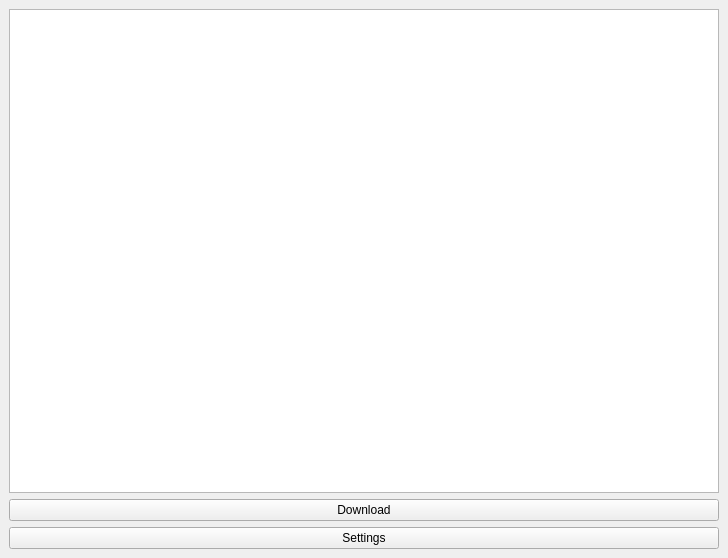
This is ui/main.ui in cra9had/task as Qt 5 draws it before an edit. The edited form follows.
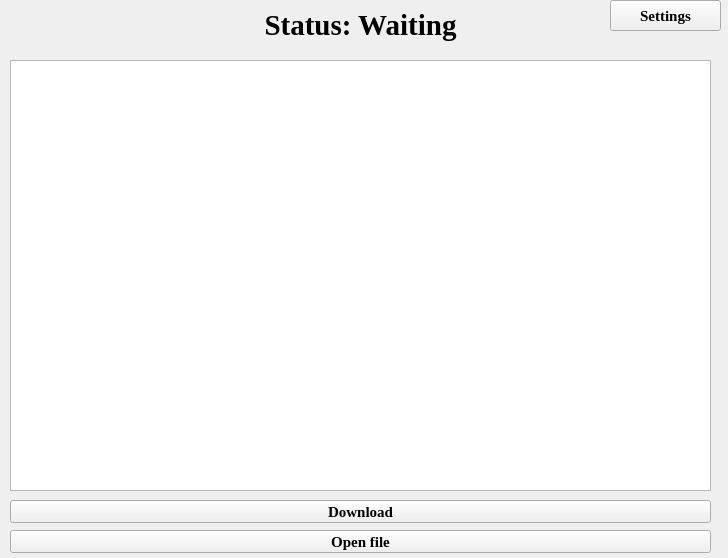
This is the edited form.

```diff
--- a/ui/main.ui
+++ b/ui/main.ui
@@ -14,9 +14,15 @@
    <string>MainWindow</string>
   </property>
   <widget class="QWidget" name="centralwidget">
-   <layout class="QVBoxLayout" name="verticalLayout">
-    <item>
      <widget class="QTreeWidget" name="treeWidget">
+    <property name="geometry">
+     <rect>
+      <x>10</x>
+      <y>60</y>
+      <width>701</width>
+      <height>431</height>
+     </rect>
+    </property>
       <attribute name="headerVisible">
        <bool>false</bool>
       </attribute>
@@ -26,22 +32,93 @@
        </property>
       </column>
      </widget>
-    </item>
-    <item>
      <widget class="QPushButton" name="download_btn">
+    <property name="geometry">
+     <rect>
+      <x>10</x>
+      <y>500</y>
+      <width>701</width>
+      <height>23</height>
+     </rect>
+    </property>
+    <property name="font">
+     <font>
+      <family>Times New Roman</family>
+      <pointsize>11</pointsize>
+      <weight>75</weight>
+      <bold>true</bold>
+     </font>
+    </property>
       <property name="text">
        <string>Download</string>
       </property>
      </widget>
-    </item>
-    <item>
      <widget class="QPushButton" name="setting_btn">
+    <property name="geometry">
+     <rect>
+      <x>610</x>
+      <y>0</y>
+      <width>111</width>
+      <height>31</height>
+     </rect>
+    </property>
+    <property name="font">
+     <font>
+      <family>Times New Roman</family>
+      <pointsize>11</pointsize>
+      <weight>75</weight>
+      <bold>true</bold>
+     </font>
+    </property>
       <property name="text">
        <string>Settings</string>
       </property>
      </widget>
-    </item>
-   </layout>
+   <widget class="QLabel" name="status_label">
+    <property name="geometry">
+     <rect>
+      <x>110</x>
+      <y>0</y>
+      <width>501</width>
+      <height>51</height>
+     </rect>
+    </property>
+    <property name="font">
+     <font>
+      <family>Times New Roman</family>
+      <pointsize>22</pointsize>
+      <weight>75</weight>
+      <bold>true</bold>
+     </font>
+    </property>
+    <property name="text">
+     <string>Status: Waiting</string>
+    </property>
+    <property name="alignment">
+     <set>Qt::AlignCenter</set>
+    </property>
+   </widget>
+   <widget class="QPushButton" name="open_file_btn">
+    <property name="geometry">
+     <rect>
+      <x>10</x>
+      <y>530</y>
+      <width>701</width>
+      <height>23</height>
+     </rect>
+    </property>
+    <property name="font">
+     <font>
+      <family>Times New Roman</family>
+      <pointsize>11</pointsize>
+      <weight>75</weight>
+      <bold>true</bold>
+     </font>
+    </property>
+    <property name="text">
+     <string>Open file</string>
+    </property>
+   </widget>
   </widget>
  </widget>
  <resources/>
```
Lines whose indentation alone changed are shown as unchanged.
